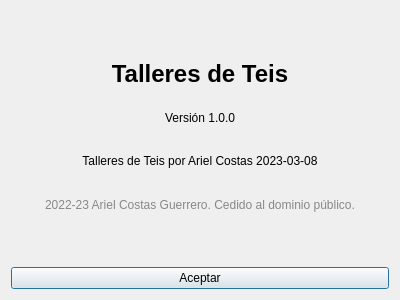
The window that ui/dlgAcercaDe.ui (arielcostas/dam-di-costasguerrero) describes before a commit, drawn with Qt 5.
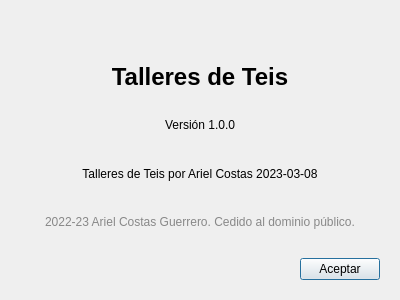
The same window after the commit. Icons and pictures are not drawn.

```diff
--- a/ui/dlgAcercaDe.ui
+++ b/ui/dlgAcercaDe.ui
@@ -25,7 +25,7 @@
   <property name="windowTitle">
    <string>Acerca de</string>
   </property>
-  <layout class="QVBoxLayout" name="verticalLayout" stretch="1,2,2,2,2,2,2">
+  <layout class="QVBoxLayout" name="verticalLayout" stretch="1,2,2,2,2,0">
    <item>
     <widget class="QWidget" name="widget" native="true">
      <layout class="QHBoxLayout" name="horizontalLayout_2">
@@ -127,14 +127,17 @@
     </widget>
    </item>
    <item>
-    <spacer name="verticalSpacer">
+    <widget class="QWidget" name="widget_2" native="true">
+     <layout class="QHBoxLayout" name="horizontalLayout">
+      <item>
+       <spacer name="horizontalSpacer_3">
      <property name="orientation">
-      <enum>Qt::Vertical</enum>
+         <enum>Qt::Horizontal</enum>
      </property>
      <property name="sizeHint" stdset="0">
       <size>
-       <width>20</width>
-       <height>40</height>
+          <width>280</width>
+          <height>20</height>
       </size>
      </property>
     </spacer>
@@ -144,6 +147,9 @@
      <property name="text">
       <string>Aceptar</string>
      </property>
+       </widget>
+      </item>
+     </layout>
     </widget>
    </item>
   </layout>
```
Lines whose indentation alone changed are shown as unchanged.
